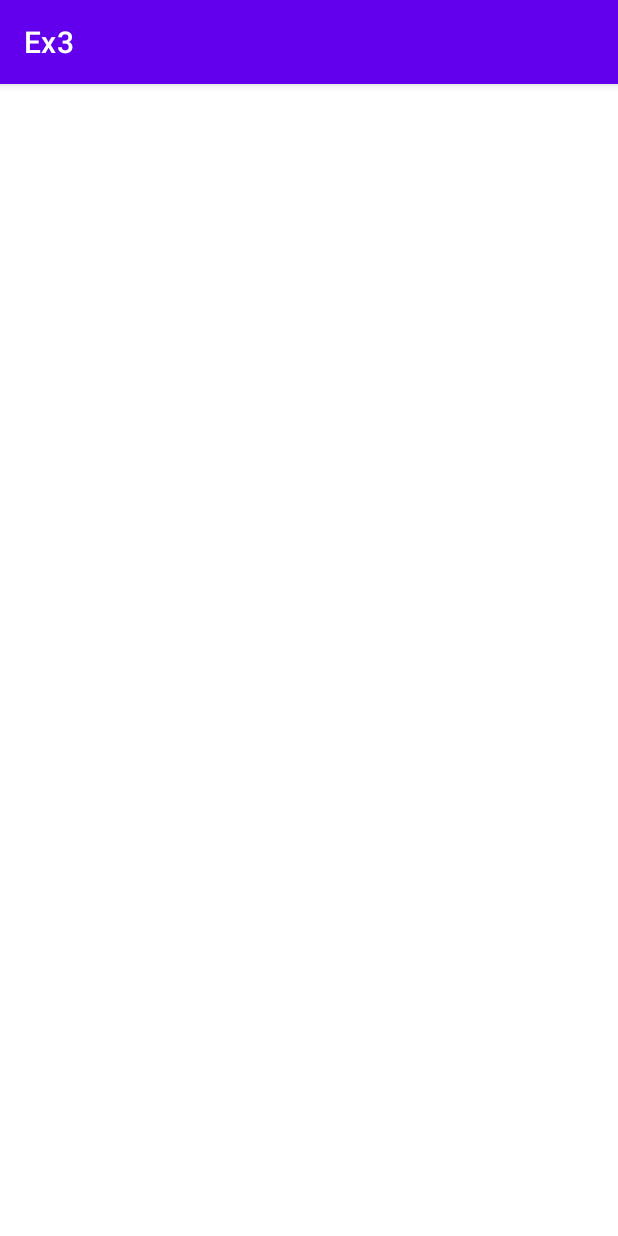
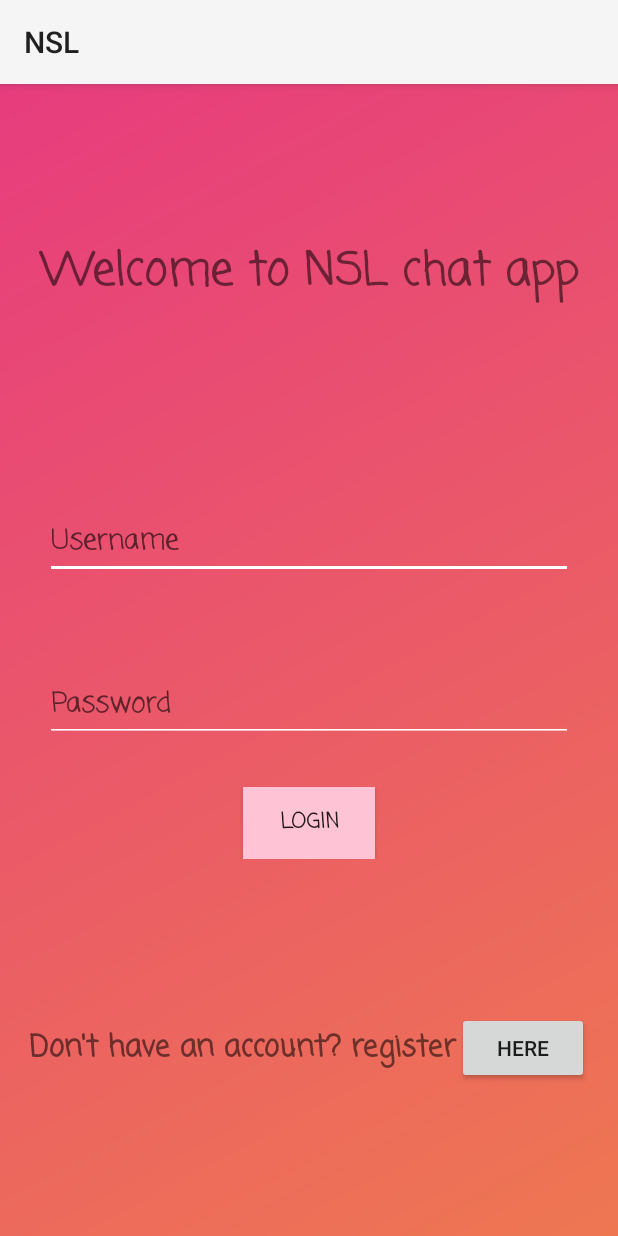
Before and after one commit to ShirinBazis/AndroidClient, an Android app: the screen it shows after launch (Login), on a phone screen of 412 x 824 dp. Run offline under Robolectric (Android 15) with nearby library versions, the phone set to English and light mode, and no system bars.

Commit message:
login and register with design

```diff
--- a/app/src/main/java/com/example/ex3/form/Login.java
+++ b/app/src/main/java/com/example/ex3/form/Login.java
@@ -15,7 +15,7 @@ public class Login extends AppCompatActivity {
     @Override
     protected void onCreate(Bundle savedInstanceState) {
         super.onCreate(savedInstanceState);
-        setContentView(R.layout.activity_main);
+        setContentView(R.layout.activity_login);
         // the button that will transfer to the register page
         Button btnGoToRegister = findViewById(R.id.btnGoToRegister);
         btnGoToRegister.setOnClickListener(v -> {
--- a/app/src/main/java/com/example/ex3/form/Register.java
+++ b/app/src/main/java/com/example/ex3/form/Register.java
@@ -24,14 +24,14 @@ public class Register extends AppCompatActivity {
         // the button that will transfer to the login page
         Button btnGoToLogin = findViewById(R.id.btnGoToLogin);
         btnGoToLogin.setOnClickListener(v -> {
-            Intent intent = new Intent(this, com.example.androidapp.form.Login.class);
+            Intent intent = new Intent(this, com.example.ex3.form.Login.class);
             startActivity(intent);
         });
         btnRegister.setOnClickListener(v -> {
             // if all the necessary details correctly inserted, register the user
             isAllFieldsChecked = CheckAllFields();
             if (isAllFieldsChecked) {
-                Intent intent = new Intent(this, com.example.androidapp.form.Login.class);
+                Intent intent = new Intent(this, com.example.ex3.form.Login.class);
                 startActivity(intent);
             }
         });
--- /dev/null
+++ b/app/src/main/res/drawable/gradient_background.xml
@@ -0,0 +1,8 @@
+<?xml version="1.0" encoding="utf-8"?>
+<shape xmlns:android="http://schemas.android.com/apk/res/android">
+    <gradient
+        android:startColor="#E73C7E"
+        android:endColor="#EE7752"
+        android:type="linear"
+        android:angle="315"/>
+</shape>
--- a/app/src/main/res/values-night/themes.xml
+++ b/app/src/main/res/values-night/themes.xml
@@ -1,13 +1,13 @@
 <resources xmlns:tools="http://schemas.android.com/tools">
     <!-- Base application theme. -->
-    <style name="Theme.Ex3" parent="Theme.MaterialComponents.DayNight.DarkActionBar">
+    <style name="Theme.AndroidApp" parent="Theme.MaterialComponents.DayNight.DarkActionBar">
         <!-- Primary brand color. -->
-        <item name="colorPrimary">@color/purple_200</item>
-        <item name="colorPrimaryVariant">@color/purple_700</item>
+        <item name="colorPrimary">@color/firstColor</item>
+        <item name="colorPrimaryVariant">@color/secondColor</item>
         <item name="colorOnPrimary">@color/black</item>
         <!-- Secondary brand color. -->
-        <item name="colorSecondary">@color/teal_200</item>
-        <item name="colorSecondaryVariant">@color/teal_200</item>
+        <item name="colorSecondary">@color/pink</item>
+        <item name="colorSecondaryVariant">@color/peach</item>
         <item name="colorOnSecondary">@color/black</item>
         <!-- Status bar color. -->
         <item name="android:statusBarColor" tools:targetApi="l">?attr/colorPrimaryVariant</item>
--- a/app/src/main/res/values/themes.xml
+++ b/app/src/main/res/values/themes.xml
@@ -1,16 +1,18 @@
 <resources xmlns:tools="http://schemas.android.com/tools">
     <!-- Base application theme. -->
-    <style name="Theme.Ex3" parent="Theme.MaterialComponents.DayNight.DarkActionBar">
+    <style name="Theme.AndroidApp" parent="Theme.MaterialComponents.DayNight.DarkActionBar">
         <!-- Primary brand color. -->
-        <item name="colorPrimary">@color/purple_500</item>
-        <item name="colorPrimaryVariant">@color/purple_700</item>
+        <item name="colorPrimary">@color/firstColor</item>
+        <item name="colorPrimaryVariant">@color/secondColor</item>
         <item name="colorOnPrimary">@color/white</item>
+        android:background="@drawable/gradient_background"
         <!-- Secondary brand color. -->
-        <item name="colorSecondary">@color/teal_200</item>
-        <item name="colorSecondaryVariant">@color/teal_700</item>
+        <item name="colorSecondary">@color/pink</item>
+        <item name="colorSecondaryVariant">@color/peach</item>
         <item name="colorOnSecondary">@color/black</item>
+
         <!-- Status bar color. -->
-        <item name="android:statusBarColor" tools:targetApi="l">?attr/colorPrimaryVariant</item>
+        <item name="android:statusBarColor" tools:targetApi="l">#131313</item>
         <!-- Customize your theme here. -->
     </style>
 </resources>
```
Also changed, not shown: app/src/main/res/values/colors.xml (+15 -1 lines), app/src/main/res/values/strings.xml (+26 -1 lines).
